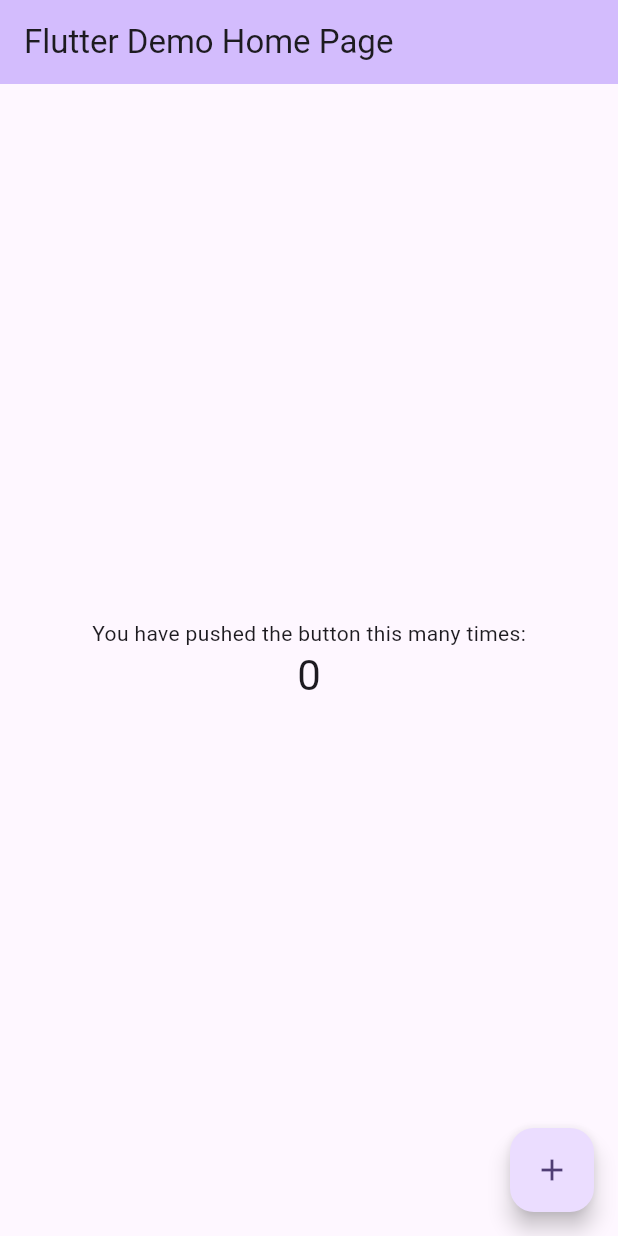
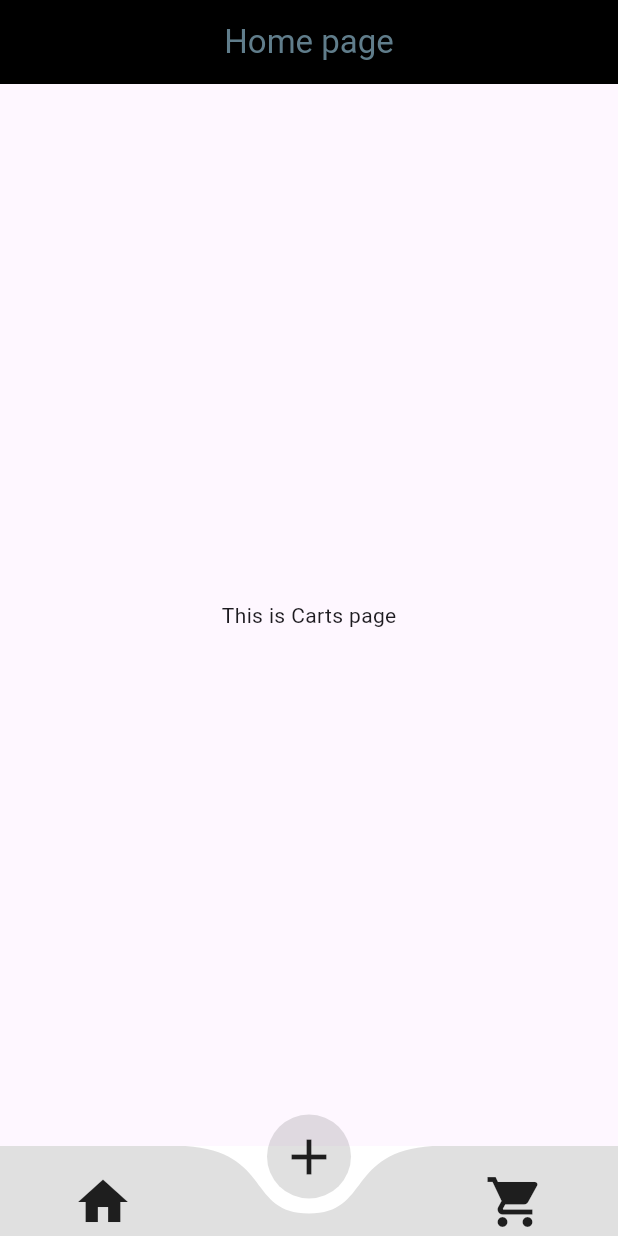
Before and after one commit to klikman1/grocery_app, a Flutter app: the screen it shows after launch, on a phone screen of 412 x 824 dp. Run offline on Flutter 3.47's test engine with Material 3 defaults, Android fonts, the light colour scheme and no system bars; drawn by our look-alikes of curved_navigation_bar.

Commit message:
Created a navigation bar, a basic home and carts page

```diff
--- /dev/null
+++ b/lib/Pages/CartsPage.dart
@@ -0,0 +1,20 @@
+import 'package:flutter/material.dart';
+
+class CartsPage extends StatefulWidget {
+  const CartsPage({super.key});
+
+  @override
+  State<StatefulWidget> createState() {
+    return _CartsPage();
+  }
+}
+
+class _CartsPage extends State<CartsPage> {
+  @override
+  Widget build(BuildContext context) {
+    return Container(
+      alignment: Alignment.center,
+      child: const Text("This is Carts page")
+    );
+  }
+}
--- /dev/null
+++ b/lib/Pages/HomePage.dart
@@ -0,0 +1,74 @@
+import 'dart:math';
+
+import 'package:curved_navigation_bar/curved_navigation_bar.dart';
+import 'package:flutter/material.dart';
+import 'package:techno_mobile/Pages/CartsPage.dart';
+
+class HomePage extends StatefulWidget{
+  const HomePage({super.key});
+
+  @override
+  State<StatefulWidget> createState() {
+    return _HomePage();
+  }
+}
+
+class _HomePage extends State<HomePage>{
+  final List<String> _pageTitles = [
+    "Home page",
+    "Add page",
+    "Shopping carts",
+  ];
+
+  final List<Widget> _navigationIcons = [
+    const Icon(Icons.home, size: 40,),
+    const Icon(Icons.add, size: 40,),
+    const Icon(Icons.shopping_cart, size: 40,),
+  ];
+
+  final List<Widget> _pages = [
+    // Home page,
+    // Add page,
+    const CartsPage()
+  ];
+
+  int _selectedIndex = 0;
+
+  @override
+  Widget build(BuildContext context) {
+    return Scaffold(
+      appBar: AppBar(
+        centerTitle: true,
+        title: Text(_pageTitles[_selectedIndex]),
+        foregroundColor: Colors.blueGrey,
+        backgroundColor: Colors.black,
+      ),
+
+      body: IndexedStack(
+        index: _selectedIndex,
+        children: _pages,
+      ),
+      bottomNavigationBar: CurvedNavigationBar(
+        items: _navigationIcons,
+        animationDuration: const Duration(milliseconds: 400),
+        height: 60,
+        backgroundColor: Colors.white,
+        color: Colors.black12,
+        index: 1,
+        onTap: (index){
+          setState(() {
+            _selectedIndex = index;
+          });
+
+          if(index == 2){
+            const CartsPage();
+          }
+
+          log(index);
+        },
+      ),
+    );
+  }
+
+
+}
--- a/lib/main.dart
+++ b/lib/main.dart
@@ -1,4 +1,5 @@
 import 'package:flutter/material.dart';
+import 'package:techno_mobile/Pages/HomePage.dart';
 
 void main() {
   runApp(const MyApp());
@@ -10,117 +11,9 @@
   // This widget is the root of your application.
   @override
   Widget build(BuildContext context) {
-    return MaterialApp(
+    return const MaterialApp(
       title: 'Flutter Demo',
-      theme: ThemeData(
-        // This is the theme of your application.
-        //
-        // TRY THIS: Try running your application with "flutter run". You'll see
-        // the application has a purple toolbar. Then, without quitting the app,
-        // try changing the seedColor in the colorScheme below to Colors.green
-        // and then invoke "hot reload" (save your changes or press the "hot
-        // reload" button in a Flutter-supported IDE, or press "r" if you used
-        // the command line to start the app).
-        //
-        // Notice that the counter didn't reset back to zero; the application
-        // state is not lost during the reload. To reset the state, use hot
-        // restart instead.
-        //
-        // This works for code too, not just values: Most code changes can be
-        // tested with just a hot reload.
-        colorScheme: ColorScheme.fromSeed(seedColor: Colors.deepPurple),
-        useMaterial3: true,
-      ),
-      home: const MyHomePage(title: 'Flutter Demo Home Page'),
+      home: HomePage(),
     );
   }
 }
-
-class MyHomePage extends StatefulWidget {
-  const MyHomePage({super.key, required this.title});
-
-  // This widget is the home page of your application. It is stateful, meaning
-  // that it has a State object (defined below) that contains fields that affect
-  // how it looks.
-
-  // This class is the configuration for the state. It holds the values (in this
-  // case the title) provided by the parent (in this case the App widget) and
-  // used by the build method of the State. Fields in a Widget subclass are
-  // always marked "final".
-
-  final String title;
-
-  @override
-  State<MyHomePage> createState() => _MyHomePageState();
-}
-
-class _MyHomePageState extends State<MyHomePage> {
-  int _counter = 0;
-
-  void _incrementCounter() {
-    setState(() {
-      // This call to setState tells the Flutter framework that something has
-      // changed in this State, which causes it to rerun the build method below
-      // so that the display can reflect the updated values. If we changed
-      // _counter without calling setState(), then the build method would not be
-      // called again, and so nothing would appear to happen.
-      _counter++;
-    });
-  }
-
-  @override
-  Widget build(BuildContext context) {
-    // This method is rerun every time setState is called, for instance as done
-    // by the _incrementCounter method above.
-    //
-    // The Flutter framework has been optimized to make rerunning build methods
-    // fast, so that you can just rebuild anything that needs updating rather
-    // than having to individually change instances of widgets.
-    return Scaffold(
-      appBar: AppBar(
-
-        // TRY THIS: Try changing the color here to a specific color (to
-        // Colors.amber, perhaps?) and trigger a hot reload to see the AppBar
-        // change color while the other colors stay the same.
-        backgroundColor: Theme.of(context).colorScheme.inversePrimary,
-        // Here we take the value from the MyHomePage object that was created by
-        // the App.build method, and use it to set our appbar title.
-        title: Text(widget.title),
-      ),
-      body: Center(
-        // Center is a layout widget. It takes a single child and positions it
-        // in the middle of the parent.
-        child: Column(
-          // Column is also a layout widget. It takes a list of children and
-          // arranges them vertically. By default, it sizes itself to fit its
-          // children horizontally, and tries to be as tall as its parent.
-          //
-          // Column has various properties to control how it sizes itself and
-          // how it positions its children. Here we use mainAxisAlignment to
-          // center the children vertically; the main axis here is the vertical
-          // axis because Columns are vertical (the cross axis would be
-          // horizontal).
-          //
-          // TRY THIS: Invoke "debug painting" (choose the "Toggle Debug Paint"
-          // action in the IDE, or press "p" in the console), to see the
-          // wireframe for each widget.
-          mainAxisAlignment: MainAxisAlignment.center,
-          children: <Widget>[
-            const Text(
-              'You have pushed the button this many times:',
-            ),
-            Text(
-              '$_counter',
-              style: Theme.of(context).textTheme.headlineMedium,
-            ),
-          ],
-        ),
-      ),
-      floatingActionButton: FloatingActionButton(
-        onPressed: _incrementCounter,
-        tooltip: 'Increment',
-        child: const Icon(Icons.add),
-      ), // This trailing comma makes auto-formatting nicer for build methods.
-    );
-  }
-}
--- a/pubspec.yaml
+++ b/pubspec.yaml
@@ -35,6 +35,7 @@ dependencies:
   # The following adds the Cupertino Icons font to your application.
   # Use with the CupertinoIcons class for iOS style icons.
   cupertino_icons: ^1.0.8
+  curved_navigation_bar: ^1.0.6
 
 dev_dependencies:
   flutter_test:
```
Also changed, not shown: pubspec.lock, 1 other file.
